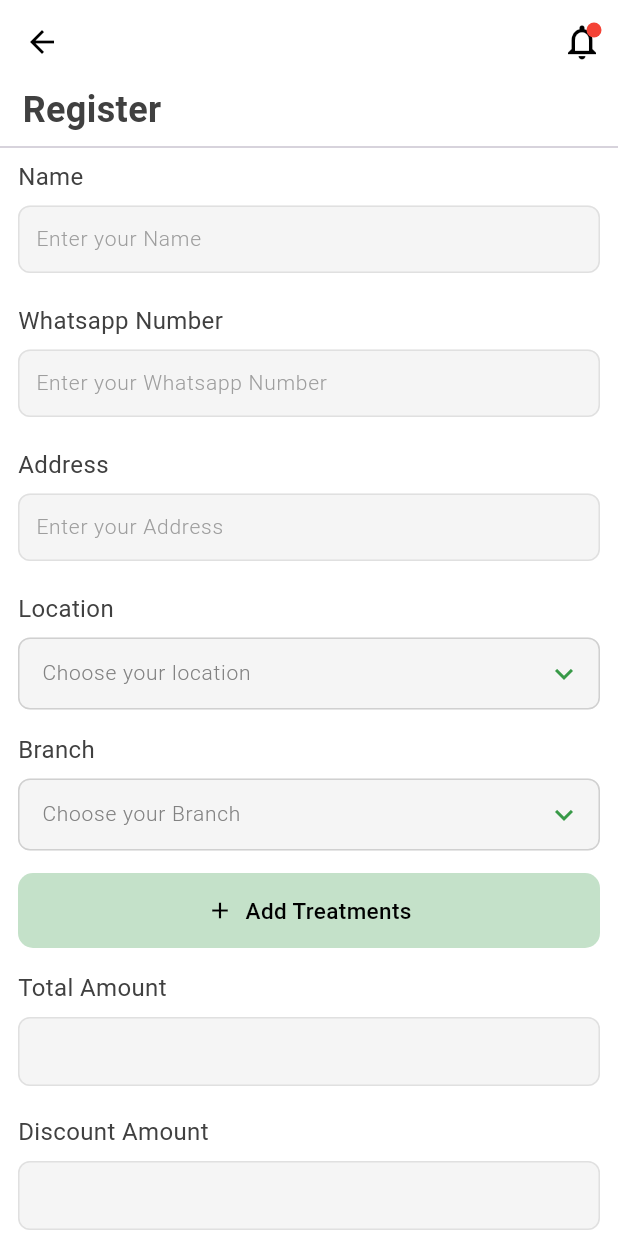
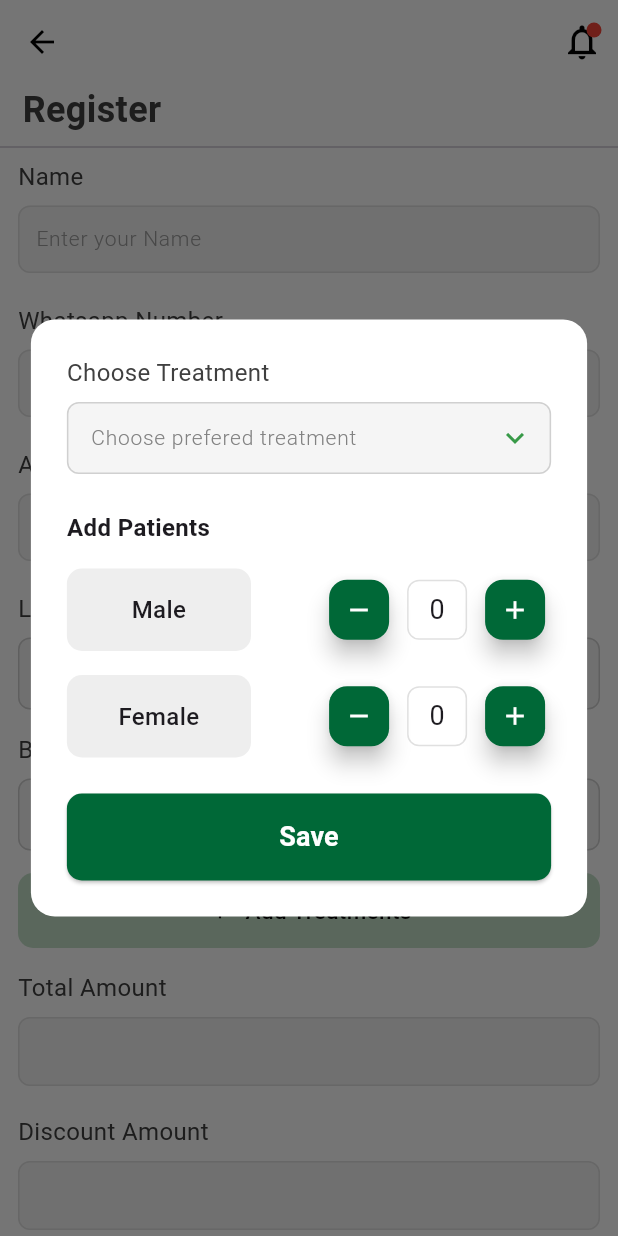
Before and after one commit to jithinkjclt/Noviindus_test, a Flutter app: the RegisterPage screen opened directly, after a tap on "Add Treatments", on a phone screen of 412 x 824 dp. Run offline on Flutter 3.47's test engine with Material 3 defaults, Android fonts, the phone set to English and light mode, and no system bars; our stand-ins replace bloc, connectivity_plus, flutter_bloc, shared_preferences; accounts and stored records are empty.

Commit message:
created add treatment component

```diff
--- a/lib/core/constants/colors.dart
+++ b/lib/core/constants/colors.dart
@@ -8,7 +8,6 @@ const Color buttonSecondaryColor = Color(0xFFC4E1C9);
 
 const Color colorBlack = Color(0xFF000000);
 const Color textSecondaryColor = Color(0xFF404040);
-const Color textGreenColor = Color(0xFF006837);
 const Color textBlueColor = Color(0xFF0028FC);
 
 const Color textFormBorder = Color(0xFFD0D0D0);
--- a/lib/data/local/shared_pref.dart
+++ b/lib/data/local/shared_pref.dart
@@ -20,6 +20,5 @@ class SplashSharedPref {
 
   static Future<void> printToken() async {
     final token = await getToken();
-    print('Stored Token: $token');
   }
 }
--- a/lib/presentation/screens/patient_list/widgets/patient_tile.dart
+++ b/lib/presentation/screens/patient_list/widgets/patient_tile.dart
@@ -59,7 +59,7 @@ class PatientListTile extends StatelessWidget {
                         8.hBox,
                         AppText(
                           packageName,
-                          color: textGreenColor,
+                          color: buttonPrimaryColor,
                           size: 14,
                           weight: FontWeight.w400,
                         ),
--- a/lib/presentation/screens/register/register_page.dart
+++ b/lib/presentation/screens/register/register_page.dart
@@ -1,6 +1,7 @@
 import 'package:flutter/cupertino.dart';
 import 'package:flutter/material.dart';
 import 'package:noviindus_test/presentation/screens/register/widget/payment_selector.dart';
+import 'package:noviindus_test/presentation/screens/register/widget/treatment_add.dart';
 import 'package:noviindus_test/presentation/widget/custom_text.dart';
 import 'package:noviindus_test/presentation/widget/spacing_extensions.dart';
 
@@ -91,7 +92,15 @@ class RegisterPage extends StatelessWidget {
                   CustomButton(
                     iconSize: 18,
                     icon: Icons.add,
-                    onTap: () {},
+                    onTap: () {
+                      showDialog(
+                        context: context,
+                        builder: (BuildContext context) {
+                          return AddPatientsDialog();
+                        },
+                      );
+                    },
+
                     fontSize: 15,
                     weight: FontWeight.w500,
                     text: "Add Treatments",
--- /dev/null
+++ b/lib/presentation/screens/register/widget/treatment_add.dart
@@ -0,0 +1,164 @@
+import 'package:flutter/material.dart';
+
+import '../../../../core/constants/colors.dart';
+import '../../../widget/custom_dropdown.dart';
+
+class AddPatientsDialog extends StatefulWidget {
+  @override
+  _AddPatientsDialogState createState() => _AddPatientsDialogState();
+}
+
+class _AddPatientsDialogState extends State<AddPatientsDialog> {
+  int _maleCount = 0;
+  int _femaleCount = 0;
+
+  @override
+  Widget build(BuildContext context) {
+    final screenWidth = MediaQuery.of(context).size.width;
+
+    return Dialog(
+      shape: RoundedRectangleBorder(
+        borderRadius: BorderRadius.circular(16.0),
+      ),
+      elevation: 0,
+      backgroundColor: Colors.transparent,
+      insetPadding: EdgeInsets.symmetric(horizontal: screenWidth * 0.05),
+      child: Container(
+        decoration: BoxDecoration(
+          color: Colors.white,
+          borderRadius: BorderRadius.circular(16.0),
+        ),
+        child: Padding(
+          padding: const EdgeInsets.all(24.0),
+          child: Column(
+            mainAxisSize: MainAxisSize.min,
+            crossAxisAlignment: CrossAxisAlignment.stretch,
+            children: [
+              CustomDropdownField<String>(
+                boxname: 'Choose Treatment',
+                hintText: 'Choose prefered treatment',
+                items: const [
+                  'Kozhikode',
+                  'Bangalore',
+                  'Chennai',
+                  'Mumbai',
+                  'Delhi',
+                  'Hyderabad',
+                ],
+                itemAsString: (String location) => location,
+                onItemSelected: (String? selectedLocation) {},
+                fillColor: textFieldFillColor,
+                borderColor: textFormBorder,
+                hintTextColor: textFormGrey,
+              ),
+              SizedBox(height: 24),
+              Text(
+                "Add Patients",
+                style: TextStyle(
+                  fontSize: 16,
+                  fontWeight: FontWeight.bold,
+                ),
+              ),
+              SizedBox(height: 16),
+              _buildPatientCounter("Male", _maleCount, (count) {
+                setState(() {
+                  _maleCount = count;
+                });
+              }),
+              SizedBox(height: 16),
+              _buildPatientCounter("Female", _femaleCount, (count) {
+                setState(() {
+                  _femaleCount = count;
+                });
+              }),
+              SizedBox(height: 24),
+              ElevatedButton(
+                onPressed: () {
+                  Navigator.of(context).pop();
+                },
+                style: ElevatedButton.styleFrom(
+                  backgroundColor: buttonPrimaryColor,
+                  foregroundColor: Colors.white,
+                  shape: RoundedRectangleBorder(
+                    borderRadius: BorderRadius.circular(10.0),
+                  ),
+                  padding: EdgeInsets.symmetric(vertical: 16),
+                ),
+                child: Text(
+                  "Save",
+                  style: TextStyle(fontSize: 18, fontWeight: FontWeight.bold),
+                ),
+              ),
+            ],
+          ),
+        ),
+      ),
+    );
+  }
+
+  Widget _buildPatientCounter(String gender, int count, Function(int) onCountChanged) {
+    return Row(
+      mainAxisAlignment: MainAxisAlignment.spaceBetween,
+      children: [
+        Expanded(
+          flex: 2,
+          child: Container(
+            padding: EdgeInsets.symmetric(vertical: 16, horizontal: 8),
+            decoration: BoxDecoration(
+              color: Colors.grey[200],
+              borderRadius: BorderRadius.circular(10.0),
+            ),
+            child: Text(
+              gender,
+              style: TextStyle(fontSize: 16, fontWeight: FontWeight.w500),
+              textAlign: TextAlign.center,
+            ),
+          ),
+        ),
+        SizedBox(width: 16),
+        Expanded(
+          flex: 3,
+          child: Row(
+            mainAxisAlignment: MainAxisAlignment.end,
+            children: [
+              FloatingActionButton(
+                mini: true,
+                backgroundColor: buttonPrimaryColor,
+                child: Icon(Icons.remove, color: Colors.white, size: 20),
+                onPressed: () {
+                  if (count > 0) {
+                    onCountChanged(count - 1);
+                  }
+                },
+              ),
+              SizedBox(width: 8),
+              Container(
+                width: 40,
+                height: 40,
+                decoration: BoxDecoration(
+                  border: Border.all(color: Colors.grey[300]!),
+                  borderRadius: BorderRadius.circular(8.0),
+                ),
+                child: Center(
+                  child: Text(
+                    '$count',
+                    style: TextStyle(fontSize: 18),
+                  ),
+                ),
+              ),
+              SizedBox(width: 8),
+              FloatingActionButton(
+                mini: true,
+                backgroundColor: buttonPrimaryColor,
+                child: Icon(Icons.add, color: Colors.white, size: 20),
+                onPressed: () {
+                  onCountChanged(count + 1);
+                },
+              ),
+            ],
+          ),
+        ),
+      ],
+    );
+  }
+}
--- a/lib/presentation/widget/custom_dropdown.dart
+++ b/lib/presentation/widget/custom_dropdown.dart
@@ -24,7 +24,7 @@ class CustomDropdownField<T> extends StatefulWidget {
   final FontWeight? hintTextWeight;
 
   const CustomDropdownField({
-    Key? key,
+    super.key,
     this.boxname,
     this.hintText = 'Select an item',
     required this.items,
@@ -43,7 +43,7 @@ class CustomDropdownField<T> extends StatefulWidget {
     this.boxNameWeight,
     this.hintTextSize,
     this.hintTextWeight,
-  }) : super(key: key);
+  });
 
   @override
   _CustomDropdownFieldState<T> createState() => _CustomDropdownFieldState<T>();
```
